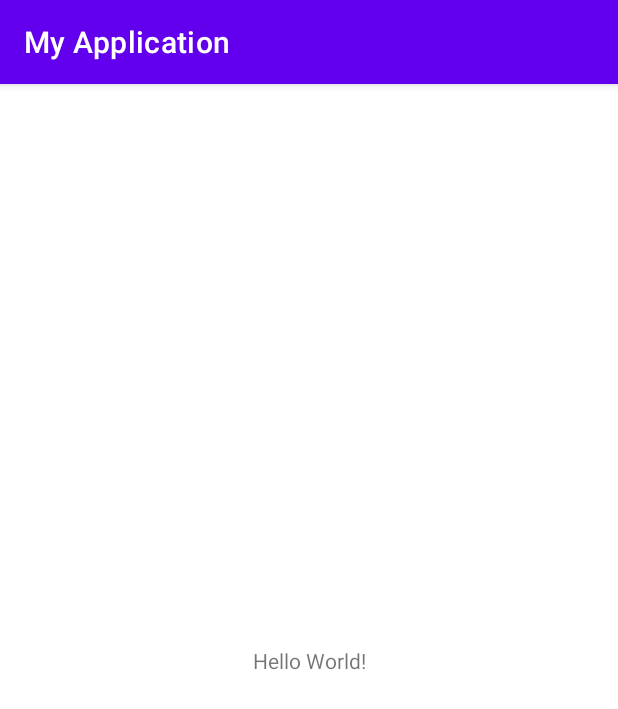
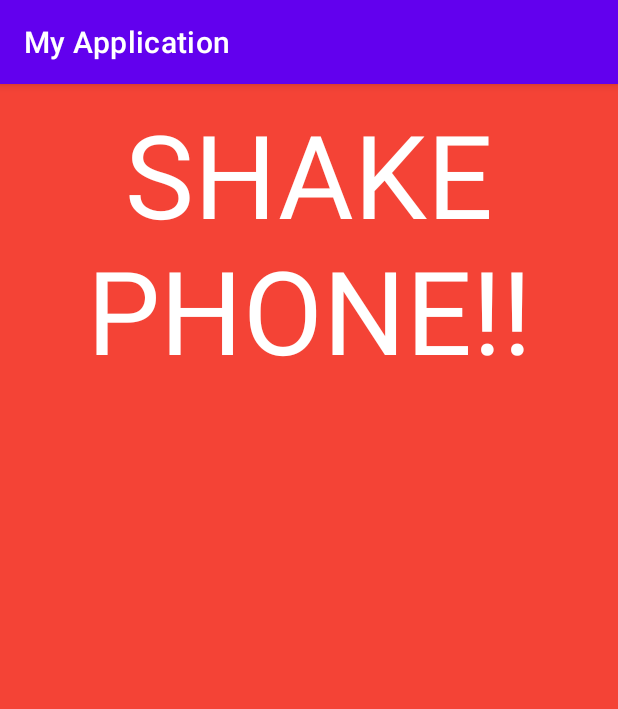
Before and after one commit to NSU-FA20-CSE299-3/Group08, an Android app: the screen it shows after launch (MainActivity), on a phone screen of 412 x 824 dp. Shown: the top 709 px of the screen. Run offline under Robolectric (Android 15) with nearby library versions, the phone set to English and light mode, and no system bars.

Commit message:
Enhancement #14 : UI Genareted

```diff
--- a/Code/Practice/Geture_Control test/app/src/main/res/layout/activity_main.xml
+++ b/Code/Practice/Geture_Control test/app/src/main/res/layout/activity_main.xml
@@ -1,18 +1,21 @@
 <?xml version="1.0" encoding="utf-8"?>
-<androidx.constraintlayout.widget.ConstraintLayout xmlns:android="http://schemas.android.com/apk/res/android"
-    xmlns:app="http://schemas.android.com/apk/res-auto"
+<LinearLayout xmlns:android="http://schemas.android.com/apk/res/android"
     xmlns:tools="http://schemas.android.com/tools"
     android:layout_width="match_parent"
     android:layout_height="match_parent"
+    android:padding="8dp"
+    android:background="#F44336"
+    android:orientation="vertical"
     tools:context=".MainActivity">
 
     <TextView
-        android:layout_width="wrap_content"
+        android:layout_width="match_parent"
         android:layout_height="wrap_content"
-        android:text="Hello World!"
-        app:layout_constraintBottom_toBottomOf="parent"
-        app:layout_constraintLeft_toLeftOf="parent"
-        app:layout_constraintRight_toRightOf="parent"
-        app:layout_constraintTop_toTopOf="parent" />
+        android:text="Shake phone!!"
+        android:textSize="77dp"
+        android:gravity="center"
+        android:textAllCaps="true"
+        android:textColor="@color/white"
 
-</androidx.constraintlayout.widget.ConstraintLayout>
+     />
+</LinearLayout>
```
